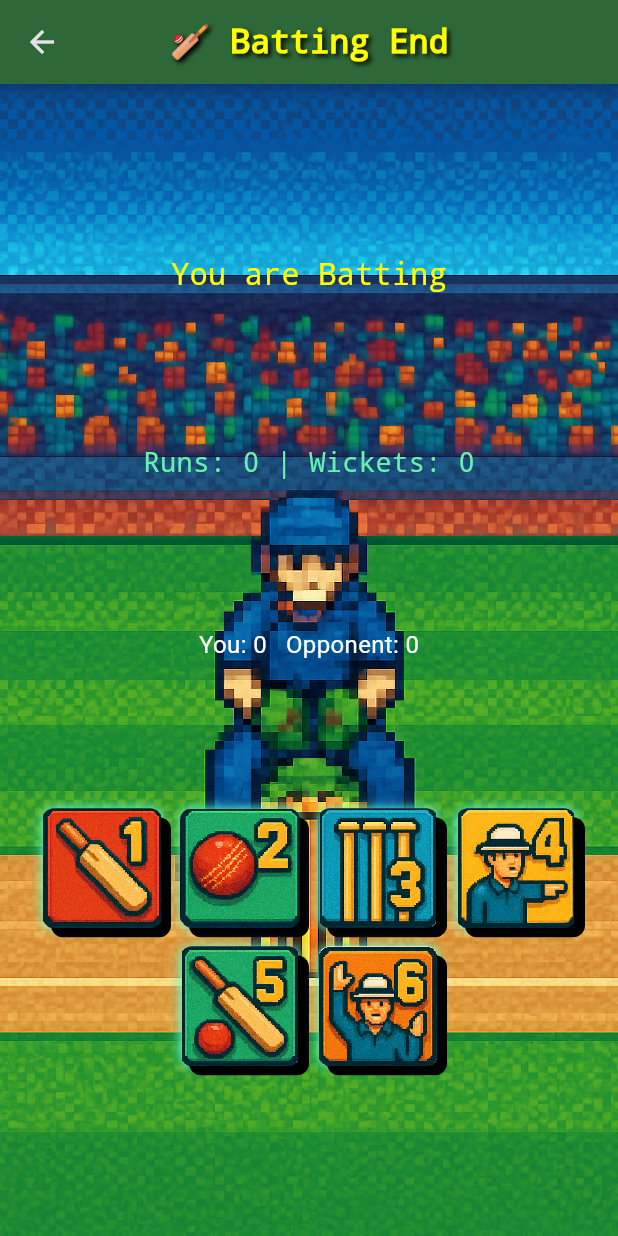
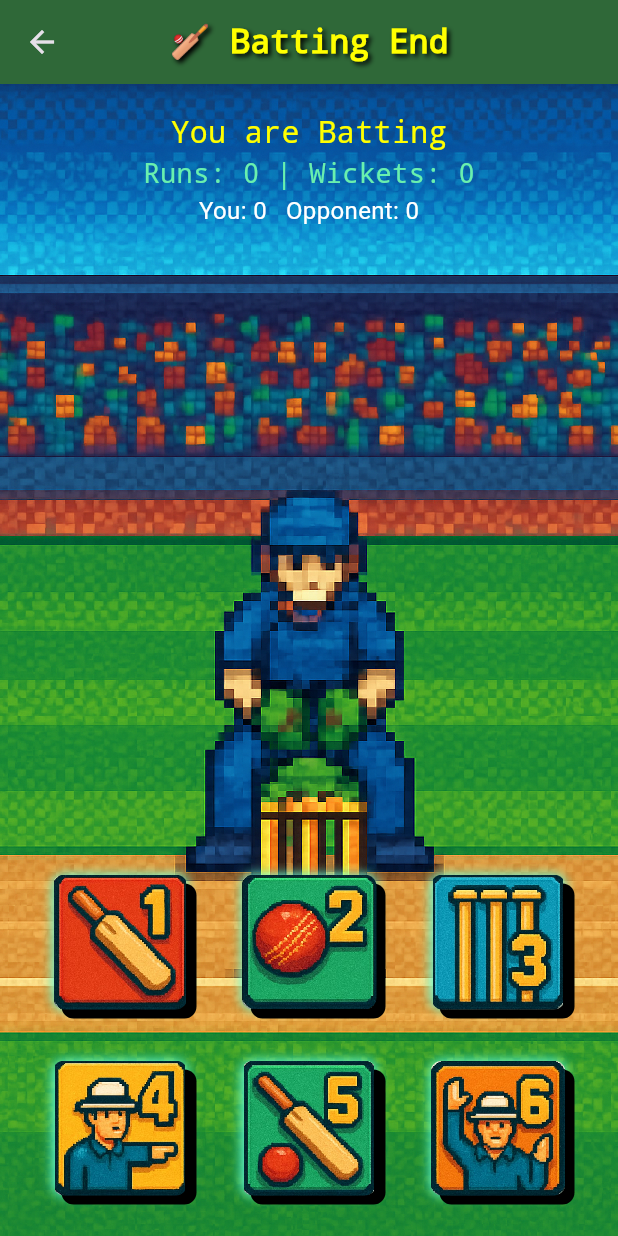
Before and after one commit to PR0D-G/Retro_Cricket, a Flutter app: the GameScreen screen opened directly, on a phone screen of 412 x 824 dp. Run offline on Flutter 3.47's test engine with Material 3 defaults, Android fonts, the light colour scheme and no system bars.

Commit message:
day_3 progress

```diff
--- a/lib/screens/game_screen.dart
+++ b/lib/screens/game_screen.dart
@@ -118,8 +118,20 @@ class _GameScreenState extends State<GameScreen> {
     );
   }
 
+  bool get isDesktopOrWeb {
+    if (kIsWeb) return true;
+    try {
+      return Platform.isWindows || Platform.isLinux || Platform.isMacOS;
+    } catch (_) {
+      return false;
+    }
+  }
+
   @override
   Widget build(BuildContext context) {
+    // 🔽 Control how low buttons are placed
+    final double buttonBottomPadding = isDesktopOrWeb ? 55 : 10;
+
     return Scaffold(
       backgroundColor: Colors.black,
       appBar: AppBar(
@@ -146,24 +158,17 @@ class _GameScreenState extends State<GameScreen> {
       body: Stack(
         fit: StackFit.expand,
         children: [
+          // ✅ Background
           LayoutBuilder(
             builder: (context, constraints) {
-                // detect if running on web or desktop
-                final isDesktopOrWeb = kIsWeb ||
-                    Platform.isWindows ||
-                    Platform.isLinux ||
-                    Platform.isMacOS;
-
-                return AnimatedSwitcher(
-                  duration: const Duration(milliseconds: 600),
+              return Container(
+                color: Colors.black,
                 child: Image.asset(
                   playerBatting
                       ? "assets/batsman_end.png"
                       : "assets/bowler_end.png",
                   key: ValueKey(playerBatting),
-                    fit: isDesktopOrWeb
-                        ? BoxFit.contain // ✅ keep original ratio (desktop/web)
-                        : BoxFit.cover, // ✅ fill screen (mobile/tablet)
+                  fit: isDesktopOrWeb ? BoxFit.fitHeight : BoxFit.cover,
                   alignment: Alignment.center,
                   filterQuality: FilterQuality.none,
                   width: double.infinity,
@@ -172,26 +177,16 @@ class _GameScreenState extends State<GameScreen> {
               );
             },
           ),
-            AnimatedSwitcher(
-              duration: const Duration(milliseconds: 600),
-              child: Image.asset(
-                playerBatting
-                    ? "assets/batsman_end.png"
-                    : "assets/bowler_end.png",
-                key: ValueKey(playerBatting),
-                fit: BoxFit.cover, // ✅ fullscreen, crops excess
-                alignment: Alignment.center,
-                filterQuality: FilterQuality.none,
-                width: double.infinity,
-                height: double.infinity,
+
+          // ✅ Foreground UI
+          Padding(
+            padding: EdgeInsets.only(
+              left: 18,
+              right: 18,
+              top: 18,
+              bottom: buttonBottomPadding, // 🔽 pushes buttons further down
             ),
-            ),
-
-            // Foreground UI
-            Padding(
-              padding: const EdgeInsets.all(16),
             child: Column(
-                mainAxisAlignment: MainAxisAlignment.spaceEvenly,
               children: [
                 Text(
                   playerBatting ? "You are Batting" : "You are Bowling",
@@ -213,14 +208,37 @@ class _GameScreenState extends State<GameScreen> {
                   "You: $playerChoice   Opponent: $opponentChoice",
                   style: const TextStyle(fontSize: 16, color: Colors.white),
                 ),
-                  Wrap(
-                    spacing: 12,
-                    runSpacing: 12,
-                    alignment: WrapAlignment.center,
+
+                const Spacer(), // 👇 pushes buttons to bottom
+
+                // ✅ Responsive Button Layout
+                if (isDesktopOrWeb)
+                  Row(
+                    mainAxisAlignment: MainAxisAlignment.center,
                     children: List.generate(6, (i) {
-                      return SpriteButton(
+                      return Padding(
+                        padding: const EdgeInsets.symmetric(horizontal: 8),
+                        child: SpriteButton(
                           index: i + 1,
                           onTap: () => playTurn(i + 1),
+                          buttonSize: 80, // fixed size desktop
+                        ),
+                      );
+                    }),
+                  )
+                else
+                  GridView.count(
+                    shrinkWrap: true,
+                    crossAxisCount: 3, // 3×2 grid
+                    crossAxisSpacing: 2,
+                    mainAxisSpacing: 0,
+                    children: List.generate(6, (i) {
+                      return Center(
+                        child: SpriteButton(
+                          index: i + 1,
+                          onTap: () => playTurn(i + 1),
+                          buttonSize: 90, // fixed size mobile
+                        ),
                       );
                     }),
                   ),
@@ -228,18 +246,21 @@ class _GameScreenState extends State<GameScreen> {
             ),
           ),
         ],
-        ));
+      ),
+    );
   }
 }
 
 class SpriteButton extends StatefulWidget {
   final int index;
   final VoidCallback onTap;
+  final double buttonSize; // 👈 Button size stays fixed
 
   const SpriteButton({
     super.key,
     required this.index,
     required this.onTap,
+    required this.buttonSize,
   });
 
   @override
@@ -288,8 +309,8 @@ class _SpriteButtonState extends State<SpriteButton> {
           borderRadius: BorderRadius.circular(8),
           child: Image.asset(
             "assets/btn${widget.index}.png",
-            width: 80,
-            height: 80,
+            width: widget.buttonSize,
+            height: widget.buttonSize,
             filterQuality: FilterQuality.none,
           ),
         ),
```
Lines whose indentation alone changed are shown as unchanged.
